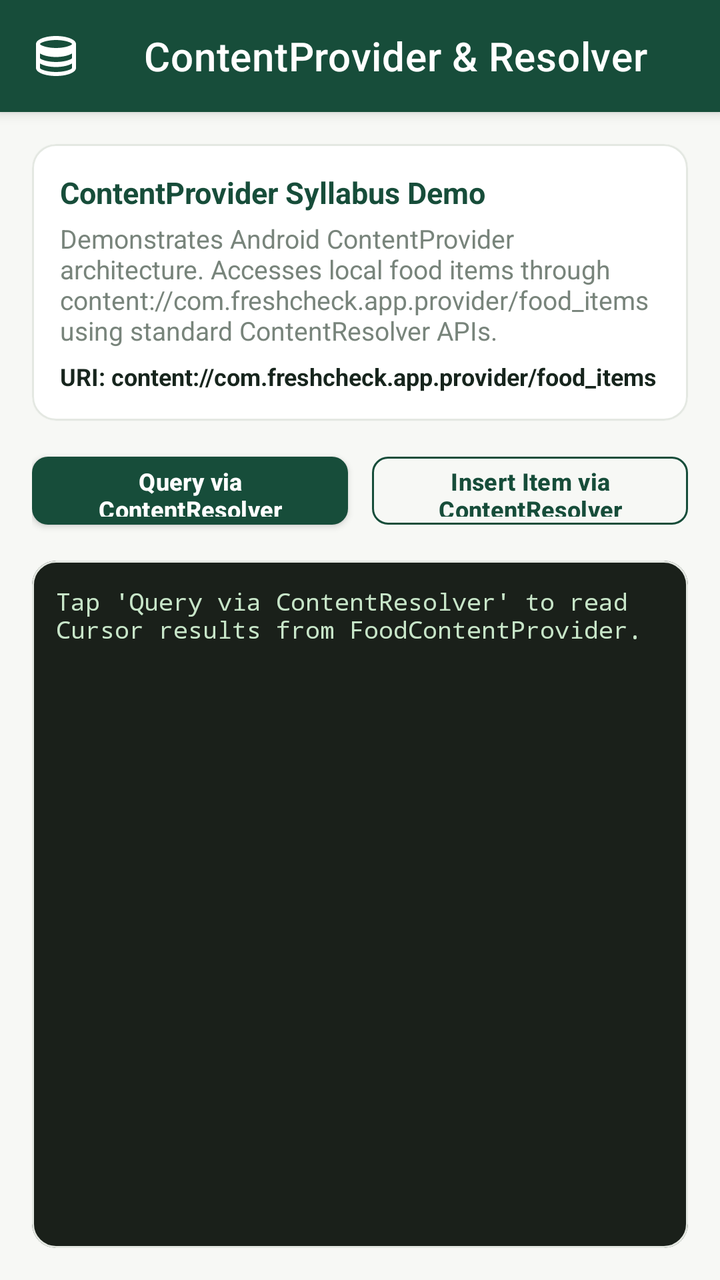
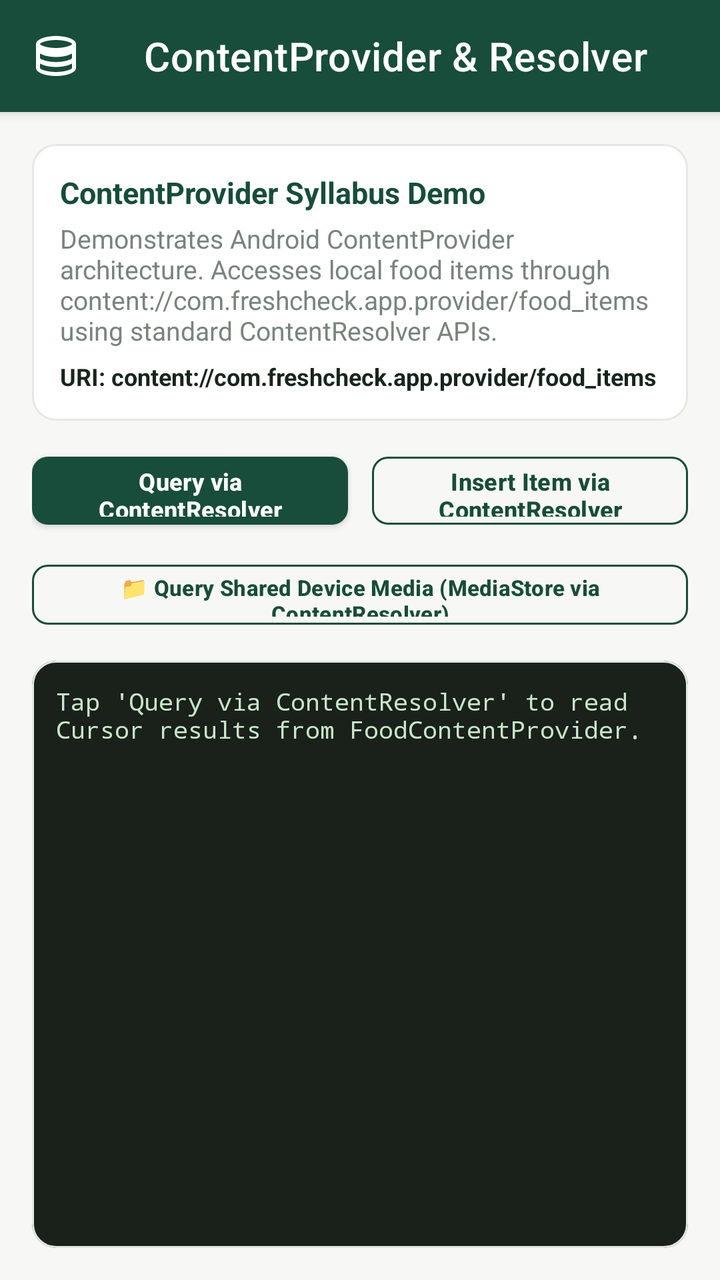

Screens rendered from an Android XML layout before and after an edit, with the pre-edit source and the edit as a unified diff.
<!-- AndroidManifest.xml: application theme Theme.FreshCheck -->
<!-- res/layout/activity_provider_demo.xml -->
<?xml version="1.0" encoding="utf-8"?>
<androidx.coordinatorlayout.widget.CoordinatorLayout
    xmlns:android="http://schemas.android.com/apk/res/android"
    xmlns:app="http://schemas.android.com/apk/res-auto"
    android:layout_width="match_parent"
    android:layout_height="match_parent"
    android:background="@color/background">

    <com.google.android.material.appbar.AppBarLayout
        android:layout_width="match_parent"
        android:layout_height="wrap_content"
        android:theme="@style/ThemeOverlay.MaterialComponents.Dark.ActionBar">

        <androidx.appcompat.widget.Toolbar
            android:id="@+id/toolbar_provider_demo"
            android:layout_width="match_parent"
            android:layout_height="?attr/actionBarSize"
            android:background="@color/primary"
            app:title="@string/provider_demo_title"
            app:titleTextColor="@color/text_on_primary"
            app:navigationIcon="@drawable/ic_database" />
    </com.google.android.material.appbar.AppBarLayout>

    <LinearLayout
        android:layout_width="match_parent"
        android:layout_height="match_parent"
        android:orientation="vertical"
        android:padding="16dp"
        app:layout_behavior="@string/appbar_scrolling_view_behavior">

        
        <com.google.android.material.card.MaterialCardView
            android:layout_width="match_parent"
            android:layout_height="wrap_content"
            app:cardCornerRadius="12dp"
            app:cardElevation="1dp"
            app:strokeColor="@color/card_border"
            app:strokeWidth="1dp"
            app:cardBackgroundColor="@color/card_background">

            <LinearLayout
                android:layout_width="match_parent"
                android:layout_height="wrap_content"
                android:orientation="vertical"
                android:padding="14dp">

                <TextView
                    android:layout_width="wrap_content"
                    android:layout_height="wrap_content"
                    android:text="ContentProvider Syllabus Demo"
                    android:textColor="@color/primary"
                    android:textSize="15sp"
                    android:textStyle="bold" />

                <TextView
                    android:layout_width="wrap_content"
                    android:layout_height="wrap_content"
                    android:layout_marginTop="4dp"
                    android:text="@string/provider_demo_desc"
                    android:textColor="@color/text_secondary"
                    android:textSize="13sp" />

                <TextView
                    android:layout_width="wrap_content"
                    android:layout_height="wrap_content"
                    android:layout_marginTop="6dp"
                    android:text="URI: content://com.freshcheck.app.provider/food_items"
                    android:textColor="@color/text_primary"
                    android:textSize="12sp"
                    android:textStyle="bold" />
            </LinearLayout>
        </com.google.android.material.card.MaterialCardView>

        
        <LinearLayout
            android:layout_width="match_parent"
            android:layout_height="wrap_content"
            android:layout_marginTop="12dp"
            android:orientation="horizontal">

            <com.google.android.material.button.MaterialButton
                android:id="@+id/btn_run_query"
                android:layout_width="0dp"
                android:layout_height="46dp"
                android:layout_weight="1"
                android:layout_marginEnd="6dp"
                android:text="@string/btn_query_provider"
                android:textColor="@color/text_on_primary"
                android:textSize="12sp"
                app:backgroundTint="@color/primary"
                app:cornerRadius="8dp" />

            <com.google.android.material.button.MaterialButton
                android:id="@+id/btn_run_insert"
                style="@style/Widget.MaterialComponents.Button.OutlinedButton"
                android:layout_width="0dp"
                android:layout_height="46dp"
                android:layout_weight="1"
                android:layout_marginStart="6dp"
                android:text="@string/btn_insert_provider"
                android:textColor="@color/primary"
                android:textSize="12sp"
                app:cornerRadius="8dp"
                app:strokeColor="@color/primary" />
        </LinearLayout>

        
        <com.google.android.material.card.MaterialCardView
            android:layout_width="match_parent"
            android:layout_height="0dp"
            android:layout_weight="1"
            android:layout_marginTop="12dp"
            app:cardCornerRadius="12dp"
            app:cardElevation="1dp"
            app:strokeColor="@color/card_border"
            app:strokeWidth="1dp"
            app:cardBackgroundColor="#1A201A">

            <ScrollView
                android:layout_width="match_parent"
                android:layout_height="match_parent"
                android:padding="12dp">

                <TextView
                    android:id="@+id/tv_provider_output"
                    android:layout_width="match_parent"
                    android:layout_height="wrap_content"
                    android:fontFamily="monospace"
                    android:text="Tap 'Query via ContentResolver' to read Cursor results from FoodContentProvider."
                    android:textColor="#C8E6C9"
                    android:textSize="12sp" />
            </ScrollView>
        </com.google.android.material.card.MaterialCardView>

    </LinearLayout>
</androidx.coordinatorlayout.widget.CoordinatorLayout>
<!-- resources referenced by this layout -->
<resources>
  <color name="background">#F7F8F5</color>
  <color name="card_background">#FFFFFF</color>
  <color name="card_border">#E4E8E2</color>
  <color name="primary">#174D3A</color>
  <color name="text_on_primary">#FFFFFF</color>
  <color name="text_primary">#17251D</color>
  <color name="text_secondary">#78847B</color>
  <!-- drawable ic_database (drawable) -->
  <vector xmlns:android="http://schemas.android.com/apk/res/android"
      android:width="24dp"
      android:height="24dp"
      android:viewportWidth="24"
      android:viewportHeight="24">
      <path
          android:fillColor="#FFFFFFFF"
          android:pathData="M12,2C6.48,2 2,3.79 2,6v12c0,2.21 4.48,4 10,4s10,-1.79 10,-4V6c0,-2.21 -4.48,-4 -10,-4zm0,2c4.42,0 8,1.34 8,2s-3.58,2 -8,2 -8,-1.34 -8,-2 3.58,-2 8,-2zm0,16c-4.42,0 -8,-1.34 -8,-2v-2.23c2.09,1.17 5.03,1.73 8,1.73s5.91,-0.56 8,-1.73V18c0,0.66 -3.58,2 -8,2zm0,-5c-4.42,0 -8,-1.34 -8,-2v-2.23c2.09,1.17 5.03,1.73 8,1.73s5.91,-0.56 8,-1.73V13c0,0.66 -3.58,2 -8,2z"/>
  </vector>
  <string name="btn_insert_provider">Insert Item via ContentResolver</string>
  <string name="btn_query_provider">Query via ContentResolver</string>
  <string name="provider_demo_desc">Demonstrates Android ContentProvider architecture. Accesses local food items through content://com.freshcheck.app.provider/food_items using standard ContentResolver APIs.</string>
  <string name="provider_demo_title">ContentProvider &amp; Resolver</string>
  <style name="Theme.FreshCheck" parent="Theme.MaterialComponents.DayNight.NoActionBar">
          
          <item name="android:windowDisablePreview">true</item>
          <item name="android:windowIsTranslucent">false</item>
  
          
          <item name="colorPrimary">@color/primary</item>
          <item name="colorPrimaryVariant">@color/primary_variant</item>
          <item name="colorOnPrimary">@color/text_on_primary</item>
          <item name="colorSecondary">@color/accent</item>
          <item name="colorSecondaryVariant">@color/primary_variant</item>
          <item name="colorOnSecondary">@color/text_on_primary</item>
  
          
          <item name="android:windowBackground">@color/background</item>
          <item name="android:colorBackground">@color/background</item>
          <item name="colorSurface">@color/surface</item>
          <item name="colorOnSurface">@color/text_primary</item>
  
          
          <item name="android:statusBarColor">@color/background</item>
          <item name="android:windowLightStatusBar">true</item>
          <item name="android:navigationBarColor">@color/surface</item>
  
          
          <item name="cardViewStyle">@style/Widget.FreshCheck.CardView</item>
          <item name="materialButtonStyle">@style/Widget.FreshCheck.Button</item>
      </style>
  <color name="primary_variant">#24654D</color>
  <color name="accent">#3D8B65</color>
  <color name="surface">#FFFFFF</color>
  <style name="Widget.FreshCheck.CardView" parent="Widget.MaterialComponents.CardView">
          <item name="cardCornerRadius">@dimen/corner_radius_card</item>
          <item name="cardElevation">@dimen/card_elevation</item>
          <item name="cardBackgroundColor">@color/card_background</item>
          <item name="strokeColor">@color/card_border</item>
          <item name="strokeWidth">1dp</item>
      </style>
  <style name="Widget.FreshCheck.Button" parent="Widget.MaterialComponents.Button">
          <item name="cornerRadius">@dimen/button_corner_radius</item>
          <item name="android:textAllCaps">false</item>
          <item name="android:textStyle">bold</item>
          <item name="android:textSize">14sp</item>
          <item name="android:letterSpacing">0.01</item>
          <item name="elevation">0dp</item>
      </style>
  <dimen name="corner_radius_card">16dp</dimen>
  <dimen name="card_elevation">1dp</dimen>
  <dimen name="button_corner_radius">12dp</dimen>
</resources>

<!-- the commit's change to res/layout/activity_provider_demo.xml (unified diff, before → after) -->
@@ -104,6 +104,18 @@
                 app:strokeColor="@color/primary" />
         </LinearLayout>
 
+        <com.google.android.material.button.MaterialButton
+            android:id="@+id/btn_query_mediastore"
+            style="@style/Widget.MaterialComponents.Button.OutlinedButton"
+            android:layout_width="match_parent"
+            android:layout_height="42dp"
+            android:layout_marginTop="8dp"
+            android:text="📁 Query Shared Device Media (MediaStore via ContentResolver)"
+            android:textColor="@color/primary"
+            android:textSize="11sp"
+            app:cornerRadius="8dp"
+            app:strokeColor="@color/primary" />
+
         
         <com.google.android.material.card.MaterialCardView
             android:layout_width="match_parent"
